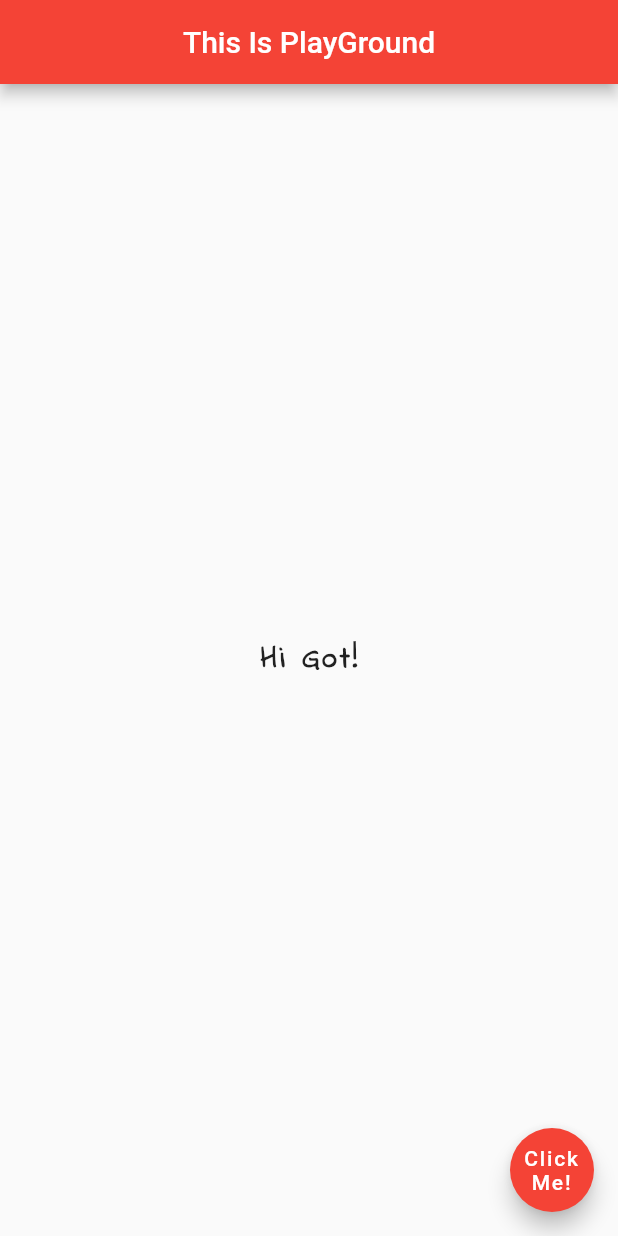
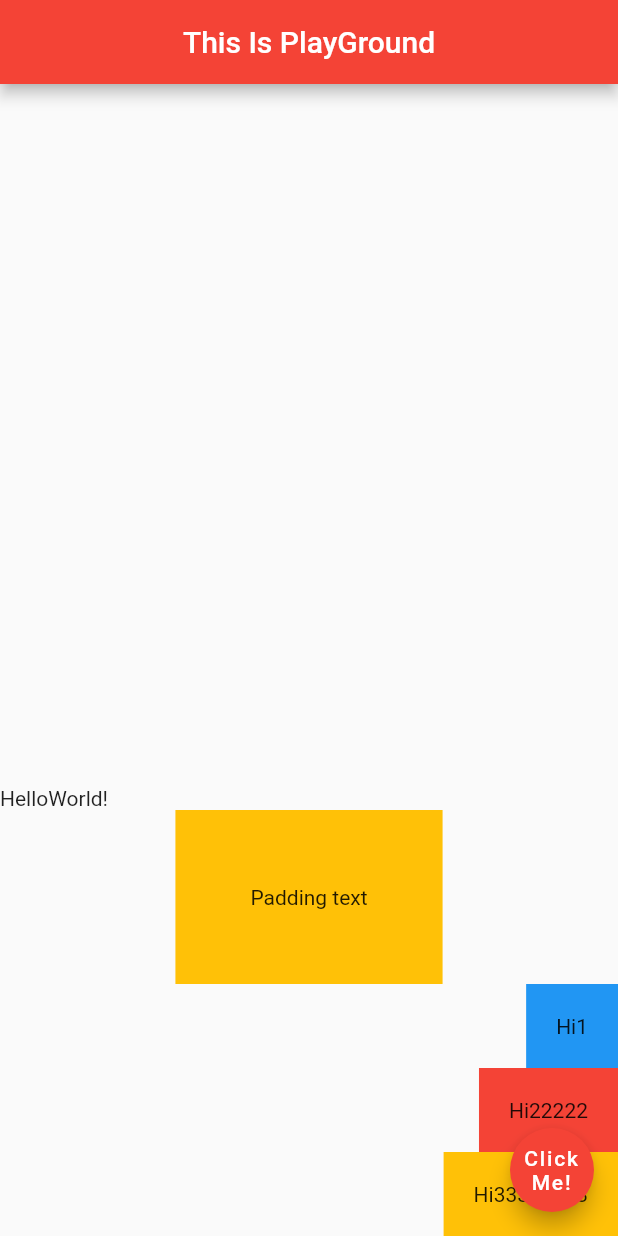
Before and after one commit to PongpatCrd/FlutterPlaygroundBasic, a Flutter app: the screen it shows after launch, on a phone screen of 412 x 824 dp. Run offline on Flutter 3.47's test engine with Material 2 defaults, Android fonts, the phone set to English and light mode, and no system bars.

Commit message:
try multiple widget

```diff
--- a/lib/main.dart
+++ b/lib/main.dart
@@ -2,11 +2,11 @@ import 'package:flutter/material.dart';
 
 void main() {
   runApp(MaterialApp(
-    home: stateless_example()
+    home: StatelessExample()
   ));
 }
 
-class stateless_example extends StatelessWidget {
+class StatelessExample extends StatelessWidget {
   @override
   Widget build(BuildContext context) {
     return Scaffold(
@@ -15,18 +15,113 @@ class stateless_example extends StatelessWidget {
         centerTitle: true,
         backgroundColor: Colors.red,
       ),
-    body: Center(
-        child: Text('Hi Got!',
-        style: TextStyle(
-          fontSize: 20.0,
-          fontWeight: FontWeight.bold,
-          letterSpacing: 2.0,
-          fontFamily: 'IndieFlower-Regular'
-          ),
+      body: Center(
+        child: Column(
+          mainAxisAlignment: MainAxisAlignment.end,
+          crossAxisAlignment: CrossAxisAlignment.end,
+          children: <Widget>[
+            Row(
+              children: <Widget>[
+                Text('Hello'),
+                Text('World!')
+              ],
+            ),
+            Center(
+              child: Container(
+                padding: EdgeInsets.all(40.0),
+                color: Colors.amber,
+                child: Padding(
+                  padding: EdgeInsets.all(10.0),
+                  child: Text('Padding text'),
+                ),
+              ),
+            ),
+            Container(
+              padding: EdgeInsets.all(20.0),
+              color: Colors.blue,
+              child: Text('Hi1'),
+            ),
+            Container(
+              padding: EdgeInsets.all(20.0),
+              color: Colors.red,
+              child: Container(child: Text('Hi22222')),
+            ),
+            Container(
+              padding: EdgeInsets.all(20.0),
+              color: Colors.amber,
+              child: Text('Hi33333333'),
+            ),
+          ],
         ),
       ),
+      // body: Row(
+      //   mainAxisAlignment: MainAxisAlignment.spaceEvenly,
+      //   crossAxisAlignment: CrossAxisAlignment.start,
+      //   children: <Widget>[
+      //     Text('Hello World!'),
+      //     FlatButton(
+      //       onPressed: () {} ,
+      //       color: Colors.amber,
+      //       child: Text("Click me!")
+      //     ),
+      //     Container(
+      //       color: Colors.greenAccent,
+      //       padding: EdgeInsets.all(50.0),
+      //       child: Text('Inside container'),
+      //     )
+      //   ],
+      // ),
+      // body: Padding(
+      //   padding: EdgeInsets.all(20.0),
+      //   child: Text("Hello!"),
+      // ),
+      // body: Container(
+      //   // padding: EdgeInsets.symmetric(horizontal: 30.0, vertical: 10.0),
+      //   padding: EdgeInsets.fromLTRB(10.0, 20.0, 15.0, 30.0),
+      //   margin: EdgeInsets.all(50.0),
+      //   color: Colors.grey[400],
+      //   child: Text("Hello!"),
+      // ),
+    // body: Center(
+        // child: Text(
+        //   'This is me!!',
+        //   style: TextStyle(
+        //     fontSize: 20.0,
+        //     fontFamily: 'IndieFlower-Regular'
+        //   ),
+        // ),
+        // child: Icon(
+        //   Icons.airport_shuttle,
+        //   color: Colors.blue,
+        //   size: 50.0,
+        // )
+        // child: RaisedButton(
+        //   onPressed: () {
+        //     print("Click!");
+        //   },
+        //   child: Text('text button'),
+        //   color: Colors.lightBlue,
+        // ),
+        // child: RaisedButton.icon(
+        //   onPressed: () {},
+        //   icon: Icon(
+        //     Icons.access_alarm
+        //   ),
+        //   label: Text('Alarm!'),
+        //   color: Colors.amber,
+        // ),
+        // child: IconButton(
+        //   icon: Icon(
+        //     Icons.account_balance_wallet
+        //   ),
+        //   color: Colors.greenAccent,
+        //   onPressed: () {
+        //     print("Click!");
+        //   }
+        // ),
+      // ),
     floatingActionButton: FloatingActionButton(
-      onPressed: null,
+      onPressed: () {},
       child:
       Text('Click Me!',
         textAlign: TextAlign.center,
--- a/pubspec.yaml
+++ b/pubspec.yaml
@@ -48,6 +48,8 @@ flutter:
   # assets:
   #   - images/a_dot_burr.jpeg
   #   - images/a_dot_ham.jpeg
+  assets:
+    - assets/
 
   # An image asset can refer to one or more resolution-specific "variants", see
   # https://flutter.dev/assets-and-images/#resolution-aware.
```
Also changed, not shown: assets/crow1.jpg (added).
